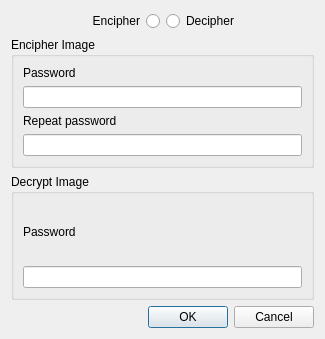
First picture: the form in src/gui/encipher_dialaog.ui, repository CervecerosCodigo/CCIMP, before the edit.
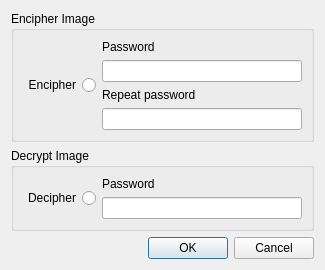
Second picture: the form after the edit.

Diff of the .ui file:
```diff
--- a/src/gui/encipher_dialaog.ui
+++ b/src/gui/encipher_dialaog.ui
@@ -7,46 +7,35 @@
     <x>0</x>
     <y>0</y>
     <width>325</width>
-    <height>339</height>
+    <height>255</height>
    </rect>
   </property>
   <property name="windowTitle">
    <string>Dialog</string>
   </property>
-  <layout class="QGridLayout" name="gridLayout_8">
-   <item row="0" column="0">
-    <layout class="QGridLayout" name="gridLayout_7">
-     <item row="0" column="0">
       <layout class="QGridLayout" name="gridLayout_6">
        <item row="0" column="0">
-        <layout class="QGridLayout" name="gridLayout">
+    <layout class="QGridLayout" name="gridLayout_5">
          <item row="0" column="0">
-          <widget class="QRadioButton" name="radioEncipher">
-           <property name="layoutDirection">
-            <enum>Qt::RightToLeft</enum>
-           </property>
-           <property name="text">
-            <string>Encipher</string>
-           </property>
-          </widget>
-         </item>
-         <item row="0" column="1">
-          <widget class="QRadioButton" name="radioDecipher">
-           <property name="text">
-            <string>Decipher</string>
-           </property>
-          </widget>
-         </item>
-        </layout>
-       </item>
-       <item row="1" column="0">
         <widget class="QGroupBox" name="groupBox">
          <property name="title">
           <string>Encipher Image</string>
          </property>
          <layout class="QGridLayout" name="gridLayout_3">
           <item row="0" column="0">
-           <layout class="QGridLayout" name="gridLayout_2">
+         <layout class="QHBoxLayout" name="horizontalLayout">
+          <item>
+           <widget class="QRadioButton" name="radioEncipher">
+            <property name="layoutDirection">
+             <enum>Qt::RightToLeft</enum>
+            </property>
+            <property name="text">
+             <string>Encipher</string>
+            </property>
+           </widget>
+          </item>
+          <item>
+           <layout class="QGridLayout" name="gridLayout">
             <item row="0" column="0">
              <widget class="QLabel" name="label">
               <property name="text">
@@ -78,17 +67,31 @@
            </layout>
           </item>
          </layout>
-        </widget>
-       </item>
-       <item row="2" column="0">
+        </item>
+       </layout>
+      </widget>
+     </item>
+     <item row="1" column="0">
         <widget class="QGroupBox" name="groupBox_2">
          <property name="title">
           <string>Decrypt Image</string>
          </property>
-         <layout class="QGridLayout" name="gridLayout_5">
-          <item row="0" column="0">
            <layout class="QGridLayout" name="gridLayout_4">
             <item row="0" column="0">
+         <layout class="QHBoxLayout" name="horizontalLayout_2">
+          <item>
+           <widget class="QRadioButton" name="radioDecipher">
+            <property name="layoutDirection">
+             <enum>Qt::RightToLeft</enum>
+            </property>
+            <property name="text">
+             <string>Decipher</string>
+            </property>
+           </widget>
+          </item>
+          <item>
+           <layout class="QGridLayout" name="gridLayout_2">
+            <item row="0" column="0">
              <widget class="QLabel" name="label_3">
               <property name="text">
                <string>Password</string>
@@ -105,11 +108,11 @@
            </layout>
           </item>
          </layout>
-        </widget>
-       </item>
-      </layout>
+        </item>
+       </layout>
+      </widget>
      </item>
-     <item row="1" column="0">
+     <item row="2" column="0">
       <widget class="QDialogButtonBox" name="buttonBox">
        <property name="orientation">
         <enum>Qt::Horizontal</enum>
```
Lines whose indentation alone changed are shown as unchanged.
